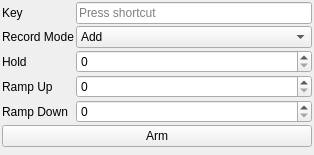
dprandle/XMas_Lights, file ui/automate_widget.ui: the form before one commit.
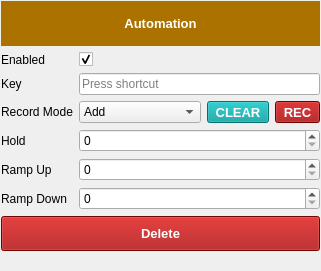
The form after the commit.

What changed in the file:
```diff
--- a/ui/automate_widget.ui
+++ b/ui/automate_widget.ui
@@ -6,54 +6,67 @@
    <rect>
     <x>0</x>
     <y>0</y>
-    <width>314</width>
-    <height>155</height>
+    <width>321</width>
+    <height>271</height>
    </rect>
   </property>
   <property name="windowTitle">
    <string>Form</string>
   </property>
-  <layout class="QFormLayout" name="formLayout">
-   <property name="horizontalSpacing">
-    <number>2</number>
-   </property>
-   <property name="verticalSpacing">
-    <number>2</number>
-   </property>
+  <layout class="QVBoxLayout" name="verticalLayout">
    <property name="leftMargin">
-    <number>2</number>
+    <number>1</number>
    </property>
    <property name="topMargin">
-    <number>2</number>
+    <number>1</number>
    </property>
    <property name="rightMargin">
-    <number>2</number>
+    <number>1</number>
    </property>
    <property name="bottomMargin">
-    <number>2</number>
+    <number>20</number>
    </property>
-   <item row="0" column="0">
+   <item>
+    <widget class="QLabel" name="label_6">
+     <property name="minimumSize">
+      <size>
+       <width>0</width>
+       <height>35</height>
+      </size>
+     </property>
+     <property name="styleSheet">
+      <string notr="true">background-color: rgb(171, 114, 0);
+color: rgb(255, 255, 255);
+font-size: 10pt;
+font-weight: bold;</string>
+     </property>
+     <property name="text">
+      <string>Automation</string>
+     </property>
+     <property name="alignment">
+      <set>Qt::AlignCenter</set>
+     </property>
+    </widget>
+   </item>
+   <item>
+    <layout class="QFormLayout" name="formLayout">
+     <item row="1" column="0">
     <widget class="QLabel" name="label">
      <property name="text">
       <string>Key</string>
      </property>
     </widget>
    </item>
-   <item row="0" column="1">
-    <widget class="QKeySequenceEdit" name="keySequenceEdit_key">
-     <property name="focusPolicy">
-      <enum>Qt::ClickFocus</enum>
-     </property>
-    </widget>
-   </item>
-   <item row="1" column="0">
+     <item row="2" column="0">
     <widget class="QLabel" name="label_2">
      <property name="text">
       <string>Record Mode</string>
      </property>
     </widget>
    </item>
-   <item row="1" column="1">
+     <item row="2" column="1">
+      <layout class="QHBoxLayout" name="horizontalLayout">
+       <item>
     <widget class="QComboBox" name="comboBox_rec_mode">
      <item>
       <property name="text">
@@ -67,40 +80,121 @@
      </item>
     </widget>
    </item>
-   <item row="2" column="0">
+       <item>
+        <widget class="QToolButton" name="toolButton_clear">
+         <property name="styleSheet">
+          <string notr="true">color: rgb(255, 255, 255);
+background-color: rgb(0, 157, 157);
+font-size: 10pt;
+font-weight: bold;</string>
+         </property>
+         <property name="text">
+          <string>CLEAR</string>
+         </property>
+        </widget>
+       </item>
+       <item>
+        <widget class="QToolButton" name="toolButton_rec">
+         <property name="sizePolicy">
+          <sizepolicy hsizetype="Fixed" vsizetype="Fixed">
+           <horstretch>0</horstretch>
+           <verstretch>0</verstretch>
+          </sizepolicy>
+         </property>
+         <property name="layoutDirection">
+          <enum>Qt::LeftToRight</enum>
+         </property>
+         <property name="styleSheet">
+          <string notr="true">color: rgb(255, 255, 255);
+background-color: rgb(157, 0, 0);
+font-size: 10pt;
+font-weight: bold;</string>
+         </property>
+         <property name="text">
+          <string>REC</string>
+         </property>
+         <property name="checkable">
+          <bool>true</bool>
+         </property>
+         <property name="checked">
+          <bool>false</bool>
+         </property>
+        </widget>
+       </item>
+      </layout>
+     </item>
+     <item row="3" column="0">
     <widget class="QLabel" name="label_3">
      <property name="text">
       <string>Hold</string>
      </property>
     </widget>
    </item>
-   <item row="2" column="1">
+     <item row="3" column="1">
     <widget class="QSpinBox" name="spinBox_hold"/>
    </item>
-   <item row="3" column="0">
+     <item row="4" column="0">
     <widget class="QLabel" name="label_4">
      <property name="text">
       <string>Ramp Up</string>
      </property>
     </widget>
    </item>
-   <item row="3" column="1">
+     <item row="4" column="1">
     <widget class="QSpinBox" name="spinBox_ramp_up"/>
    </item>
-   <item row="4" column="0">
+     <item row="5" column="0">
     <widget class="QLabel" name="label_5">
      <property name="text">
       <string>Ramp Down</string>
      </property>
     </widget>
    </item>
-   <item row="4" column="1">
+     <item row="5" column="1">
     <widget class="QSpinBox" name="spinBox_ramp_down"/>
    </item>
-   <item row="5" column="0" colspan="2">
-    <widget class="QPushButton" name="pushButton">
+     <item row="1" column="1">
+      <widget class="QKeySequenceEdit" name="keySequenceEdit_key">
+       <property name="focusPolicy">
+        <enum>Qt::ClickFocus</enum>
+       </property>
+      </widget>
+     </item>
+     <item row="0" column="0">
+      <widget class="QLabel" name="label_7">
      <property name="text">
-      <string>Arm</string>
+        <string>Enabled</string>
+       </property>
+      </widget>
+     </item>
+     <item row="0" column="1">
+      <widget class="QCheckBox" name="checkBox_enabled">
+       <property name="text">
+        <string/>
+       </property>
+       <property name="checked">
+        <bool>true</bool>
+       </property>
+      </widget>
+     </item>
+    </layout>
+   </item>
+   <item>
+    <widget class="QPushButton" name="pushButton_delete">
+     <property name="minimumSize">
+      <size>
+       <width>0</width>
+       <height>35</height>
+      </size>
+     </property>
+     <property name="styleSheet">
+      <string notr="true">color: rgb(255, 255, 255);
+background-color: rgb(162, 6, 6);
+font-size: 10pt;
+font-weight: bold;</string>
+     </property>
+     <property name="text">
+      <string>Delete</string>
      </property>
     </widget>
    </item>
```
Lines whose indentation alone changed are shown as unchanged.
